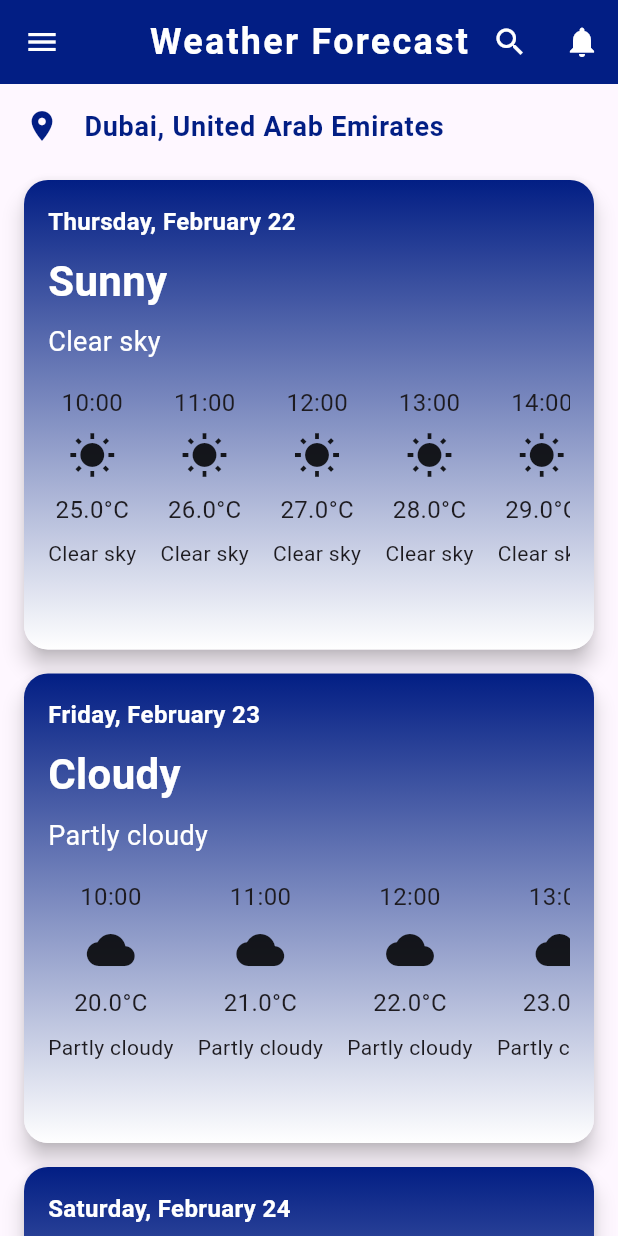
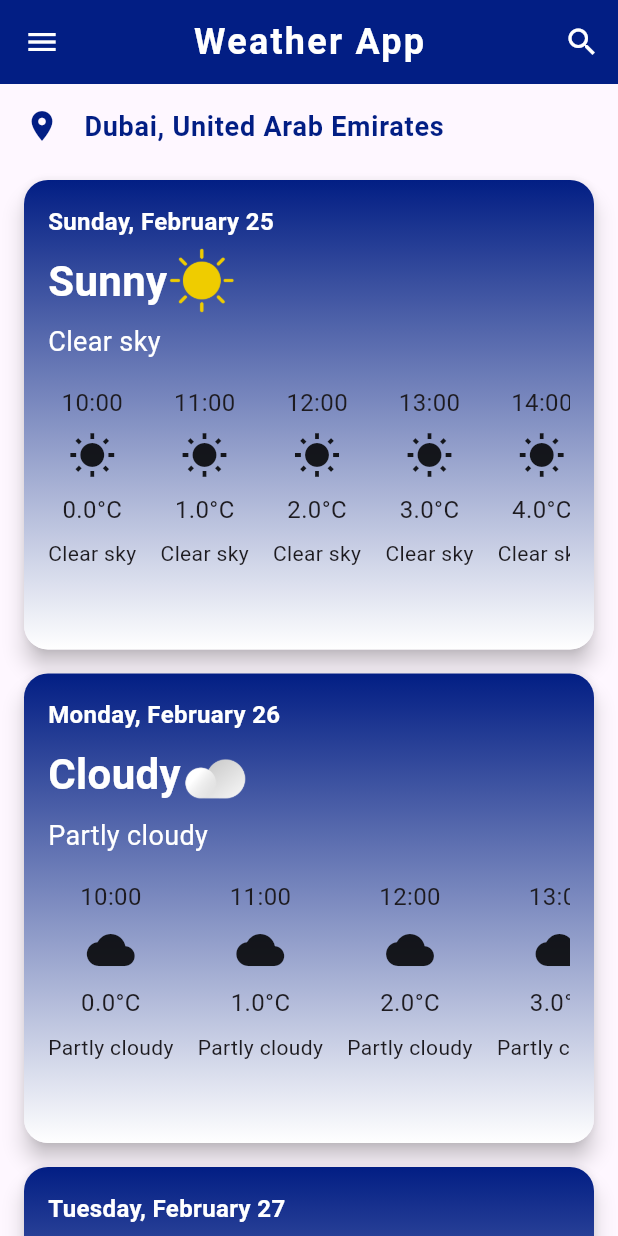
Before and after one commit to ArwaSaif99/weather_app, a Flutter app: the screen it shows after launch, in the side drawer, after a tap on the "search" icon, on a phone screen of 412 x 824 dp. Run offline on Flutter 3.47's test engine with Material 3 defaults, Android fonts, the phone set to English and light mode, and no system bars; our stand-ins replace bloc, equatable, flutter_bloc; Roboto replaces fonts that are missing (Montserrat).

Commit message:
minor changes

```diff
--- /dev/null
+++ b/lib/data/countries.dart
@@ -0,0 +1,22 @@
+final List<String> countries = [
+  'United States',
+  'United Kingdom',
+  'Canada',
+  'Australia',
+  'France',
+  'Germany',
+  'Japan',
+  'China',
+  'Brazil',
+  'India',
+  'Italy',
+  'Spain',
+  'South Korea',
+  'Russia',
+  'Mexico',
+  'Indonesia',
+  'Netherlands',
+  'Switzerland',
+  'Saudi Arabia',
+  'Sweden',
+];
--- a/lib/data/dummy_weather_data.dart
+++ b/lib/data/dummy_weather_data.dart
@@ -3,60 +3,85 @@ import 'package:weather_app/model/hourly_weather.dart';
 import 'package:weather_app/model/weather_model.dart';
 
 List<WeatherModel> dummyWeatherData = [
+  for (var i = 0; i < 4; i++)
     WeatherModel(
-    date: DateTime.now().subtract(Duration(days: 3)),
-    title: 'Sunny',
-    description: 'Clear sky',
+      date: DateTime.now().add(Duration(days: i)),
+      title: _getTitleForDay(i),
+      description: _getDescriptionForDay(i),
+      iconUrl: _getIconUrlForDay(i),
       hourlyWeather: List.generate(24, (index) {
         return HourlyWeather(
-        time: DateTime.now().subtract(const Duration(days: 3)).add(Duration(hours: index)),
-        title: 'Sunny',
-        description: 'Clear sky',
-        temperature: 25 + index.toDouble(),
-        icon: Icons.wb_sunny,
-      );
-    }),
-  ),
-  WeatherModel(
-    date: DateTime.now().subtract(const Duration(days: 2)),
-    title: 'Cloudy',
-    description: 'Partly cloudy',
-    hourlyWeather: List.generate(24, (index) {
-      return HourlyWeather(
-        time: DateTime.now().subtract(const Duration(days: 2)).add(Duration(hours: index)),
-        title: 'Cloudy',
-        description: 'Partly cloudy',
-        temperature: 20 + index.toDouble(),
-        icon: Icons.cloud,
-      );
-    }),
-  ),
-  WeatherModel(
-    date: DateTime.now().subtract(const Duration(days: 1)),
-    title: 'Rainy',
-    description: 'Light rain showers',
-    hourlyWeather: List.generate(24, (index) {
-      return HourlyWeather(
-        time: DateTime.now().subtract(const Duration(days: 1)).add(Duration(hours: index)),
-        title: 'Rainy',
-        description: 'Light rain showers',
-        temperature: 15 + index.toDouble(),
-        icon: Icons.grain,
-      );
-    }),
-  ),
-  WeatherModel(
-    date: DateTime.now(),
-    title: 'Snowy',
-    description: 'Heavy snowfall',
-    hourlyWeather: List.generate(24, (index) {
-      return HourlyWeather(
-        time: DateTime.now().add(Duration(hours: index)),
-        title: 'Snowy',
-        description: 'Heavy snowfall',
-        temperature: 0 + index.toDouble(),
-        icon: Icons.ac_unit,
+          time: DateTime.now().add(Duration(days: i, hours: index)),
+          title: _getTitleForDay(i),
+          description: _getDescriptionForDay(i),
+          temperature: _getTemperatureForHour(index),
+          icon: _getIconForDay(i),
         );
       }),
     ),
 ];
+
+String _getTitleForDay(int dayIndex) {
+  switch (dayIndex) {
+    case 0:
+      return 'Sunny';
+    case 1:
+      return 'Cloudy';
+    case 2:
+      return 'Rainy';
+    case 3:
+      return 'Snowy';
+    default:
+      return '';
+  }
+}
+
+String _getDescriptionForDay(int dayIndex) {
+  switch (dayIndex) {
+    case 0:
+      return 'Clear sky';
+    case 1:
+      return 'Partly cloudy';
+    case 2:
+      return 'Light rain showers';
+    case 3:
+      return 'Heavy snowfall';
+    default:
+      return '';
+  }
+}
+
+String _getIconUrlForDay(int dayIndex) {
+  switch (dayIndex) {
+    case 0:
+      return 'assets/images/sun.png';
+    case 1:
+      return 'assets/images/cloud.png';
+    case 2:
+      return 'assets/images/rain.png';
+    case 3:
+      return 'assets/images/snow.png';
+    default:
+      return '';
+  }
+}
+
+double _getTemperatureForHour(int hourIndex) {
+  // Replace with your logic to generate temperature based on hour
+  return hourIndex.toDouble();
+}
+
+IconData _getIconForDay(int dayIndex) {
+  switch (dayIndex) {
+    case 0:
+      return Icons.wb_sunny;
+    case 1:
+      return Icons.cloud;
+    case 2:
+      return Icons.grain;
+    case 3:
+      return Icons.ac_unit;
+    default:
+      return Icons.error;
+  }
+}
--- a/lib/main.dart
+++ b/lib/main.dart
@@ -1,6 +1,6 @@
 import 'dart:async';
 import 'package:flutter/material.dart';
-import 'package:weather_app/view/screens/splash_scree.dart';
+import 'package:weather_app/view/screens/splash_screen.dart';
 
 void main() {
   runApp(const MyApp());
--- a/lib/model/weather_model.dart
+++ b/lib/model/weather_model.dart
@@ -8,6 +8,7 @@ class WeatherModel {
   String? title;
   String? description;
   String? iconUrl;
+
   List<HourlyWeather>? hourlyWeather;
   WeatherModel({
     this.id,
--- a/lib/view/screens/home_screen.dart
+++ b/lib/view/screens/home_screen.dart
@@ -4,6 +4,7 @@ import 'package:weather_app/bloc/weather_bloc.dart';
 import 'package:weather_app/bloc/weather_event.dart';
 import 'package:weather_app/bloc/weather_state.dart';
 import 'package:weather_app/const/colors.dart';
+import 'package:weather_app/data/countries.dart';
 import 'package:weather_app/view/widgets/app_bar_widgets.dart';
 import 'package:weather_app/view/widgets/drawer_widget.dart';
 import 'package:weather_app/view/widgets/error_indicator.dart';
@@ -21,7 +22,8 @@ class HomeScreen extends StatelessWidget {
 
     return Scaffold(
       key: scaffoldKey,
-      appBar: buildCustomAppBar(context, scaffoldKey),
+      appBar: buildCustomAppBar(context, scaffoldKey,
+          countries),
       drawer: buildDrawer(context, scaffoldKey),
       body: BlocBuilder<WeatherBloc, WeatherState>(
         builder: (context, state) {
@@ -61,7 +63,4 @@ class HomeScreen extends StatelessWidget {
       ),
     );
   }
-
-
-
 }
--- a/lib/view/screens/splash_scree.dart
+++ /dev/null
@@ -1,47 +0,0 @@
-import 'dart:async';
-
-import 'package:flutter/material.dart';
-import 'package:flutter_bloc/flutter_bloc.dart';
-import 'package:weather_app/bloc/weather_bloc.dart';
-import 'package:weather_app/const/colors.dart';
-import 'package:weather_app/view/screens/home_screen.dart';
-
-class SplashScreen extends StatelessWidget {
-  const SplashScreen({Key? key}) : super(key: key);
-
-  @override
-  Widget build(BuildContext context) {
-    Timer(Duration(seconds: 2), () {
-      Navigator.of(context).pushReplacement(
-        MaterialPageRoute(builder: (context) => BlocProvider(
-          create: (context) => WeatherBloc(),
-          child: HomeScreen(),
-        )),
-      );
-    });
-
-    return Scaffold(
-      backgroundColor: Colors.white,
-      body: LayoutBuilder(
-        builder: (context, constraints) {
-          return Column(
-            mainAxisAlignment: MainAxisAlignment.center,
-            children: [
-              Container(
-                color: Colors.white,
-              ),
-              Image.asset(
-                'assets/images/logo.png',
-                width: constraints.maxWidth * 0.6,
-                height: constraints.maxWidth * 0.6,
-              ),
-              CircularProgressIndicator(
-                color: AppColors.primaryColor,
-              ),
-            ],
-          );
-        },
-      ),
-    );
-  }
-}
--- /dev/null
+++ b/lib/view/screens/splash_screen.dart
@@ -0,0 +1,78 @@
+import 'dart:async';
+
+import 'package:flutter/material.dart';
+import 'package:flutter_bloc/flutter_bloc.dart';
+import 'package:weather_app/bloc/weather_bloc.dart';
+import 'package:weather_app/const/colors.dart';
+import 'package:weather_app/view/screens/home_screen.dart';
+
+class SplashScreen extends StatefulWidget {
+  const SplashScreen({Key? key}) : super(key: key);
+
+  @override
+  _SplashScreenState createState() => _SplashScreenState();
+}
+
+class _SplashScreenState extends State<SplashScreen>
+    with SingleTickerProviderStateMixin {
+  late AnimationController _controller;
+  late Animation<double> _animation;
+
+  @override
+  void initState() {
+    super.initState();
+    _controller = AnimationController(
+      vsync: this,
+      duration: Duration(seconds: 1),
+    );
+    _animation = Tween<double>(begin: 0, end: 1).animate(_controller);
+    _controller.forward();
+    Timer(Duration(seconds: 3), () {
+      Navigator.of(context).pushReplacement(
+        MaterialPageRoute(
+          builder: (context) => BlocProvider(
+            create: (context) => WeatherBloc(),
+            child: HomeScreen(),
+          ),
+        ),
+      );
+    });
+  }
+
+  @override
+  void dispose() {
+    _controller.dispose();
+    super.dispose();
+  }
+
+  @override
+  Widget build(BuildContext context) {
+    return Scaffold(
+      backgroundColor: Colors.white,
+      body: Center(
+        child: Column(
+          mainAxisAlignment: MainAxisAlignment.center,
+          children: [
+            AnimatedBuilder(
+              animation: _animation,
+              builder: (context, child) {
+                return Transform.scale(
+                  scale: _animation.value,
+                  child: Image.asset(
+                    'assets/images/logo.png',
+                    width: 200,
+                    height: 200,
+                  ),
+                );
+              },
+            ),
+            SizedBox(height: 20),
+            CircularProgressIndicator(
+              color: AppColors.primaryColor,
+            ),
+          ],
+        ),
+      ),
+    );
+  }
+}
--- a/lib/view/widgets/weather_card.dart
+++ b/lib/view/widgets/weather_card.dart
@@ -4,15 +4,43 @@ import 'package:weather_app/const/colors.dart';
 import 'package:weather_app/model/weather_model.dart';
 import 'package:weather_app/view/widgets/hourly_weather_list.dart';
 
-class WeatherCard extends StatelessWidget {
+class WeatherCard extends StatefulWidget {
   final WeatherModel weather;
 
   const WeatherCard({Key? key, required this.weather}) : super(key: key);
 
   @override
+  _WeatherCardState createState() => _WeatherCardState();
+}
+
+class _WeatherCardState extends State<WeatherCard>
+    with SingleTickerProviderStateMixin {
+  late AnimationController _controller;
+  late Animation<double> _scaleAnimation;
+
+  @override
+  void initState() {
+    super.initState();
+    _controller = AnimationController(
+      vsync: this,
+      duration: Duration(seconds: 2),
+    )..repeat(reverse: true);
+    _scaleAnimation = Tween<double>(
+      begin: 0.9,
+      end: 1.3,
+    ).animate(_controller);
+  }
+
+  @override
+  void dispose() {
+    _controller.dispose();
+    super.dispose();
+  }
+
+  @override
   Widget build(BuildContext context) {
     final DateFormat dateFormat = DateFormat('EEEE, MMMM dd');
-    final String formattedDate = dateFormat.format(weather.date!);
+    final String formattedDate = dateFormat.format(widget.weather.date!);
 
     return Card(
       elevation: 6,
@@ -24,7 +52,7 @@ class WeatherCard extends StatelessWidget {
         decoration: BoxDecoration(
           borderRadius: BorderRadius.circular(16),
           gradient: LinearGradient(
-            colors:[ AppColors.primaryColor, AppColors.backgroundColor],
+            colors: [AppColors.primaryColor, Colors.white],
             begin: Alignment.topCenter,
             end: Alignment.bottomCenter,
           ),
@@ -39,28 +67,41 @@ class WeatherCard extends StatelessWidget {
                 style: const TextStyle(
                   fontSize: 16,
                   fontWeight: FontWeight.bold,
-                  color: AppColors.backgroundColor,
+                  color: Colors.white,
                 ),
               ),
               const SizedBox(height: 8),
-              Text(
-                weather.title!,
-                style: const TextStyle(
-                  fontSize: 28,
-                  fontWeight: FontWeight.bold,
-                  color: AppColors.backgroundColor,
-                ),
+              Row(
+                children: [
+                  Text(
+                    widget.weather.title!,
+                    style: const TextStyle(
+                      fontSize: 28,
+                      fontWeight: FontWeight.bold,
+                      color: Colors.white,
+                    ),
+                  ),
+                  const SizedBox(width: 3),
+                  ScaleTransition(
+                    scale: _scaleAnimation,
+                    child: Image.asset(
+                      widget.weather.iconUrl!,
+                      width: 40,
+                      height: 40,
+                    ),
+                  ),
+                ],
               ),
               const SizedBox(height: 8),
               Text(
-                '${weather.description}',
+                '${widget.weather.description}',
                 style: const TextStyle(
                   fontSize: 18,
-                  color: AppColors.backgroundColor,
+                  color: Colors.white,
                 ),
               ),
               const SizedBox(height: 16),
-              HourlyWeatherList(hourlyWeather: weather.hourlyWeather),
+              HourlyWeatherList(hourlyWeather: widget.weather.hourlyWeather),
             ],
           ),
         ),
--- a/pubspec.yaml
+++ b/pubspec.yaml
@@ -34,6 +34,7 @@ dependencies:
   flutter_bloc:
   equatable:
   intl:
+  flutter_svg: ^0.22.0
 
 
   # The following adds the Cupertino Icons font to your application.
@@ -64,8 +65,7 @@ flutter:
 
   # To add assets to your application, add an assets section, like this:
   assets:
-    - assets/images/logo.png
-  #   - images/a_dot_ham.jpeg
+    - assets/images/
 
   # An image asset can refer to one or more resolution-specific "variants", see
   # https://flutter.dev/assets-and-images/#resolution-aware
```
Also changed, not shown: lib/bloc/theme_bloc.dart (deleted, +0 -29 lines), lib/view/widgets/app_bar_widgets.dart (+61 -13 lines), assets/images/cloud.png (added), assets/images/rain.png (added), assets/images/snow.png (added), assets/images/sun.png (added), pubspec.lock. Lines whose indentation alone changed are shown as unchanged.
